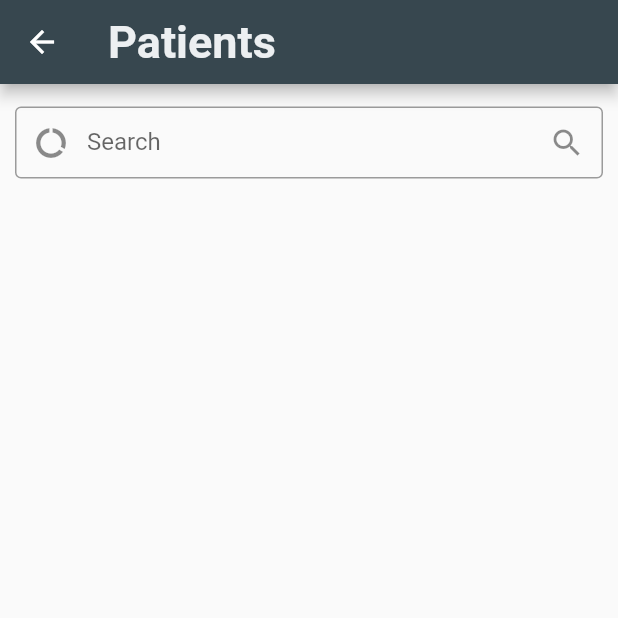
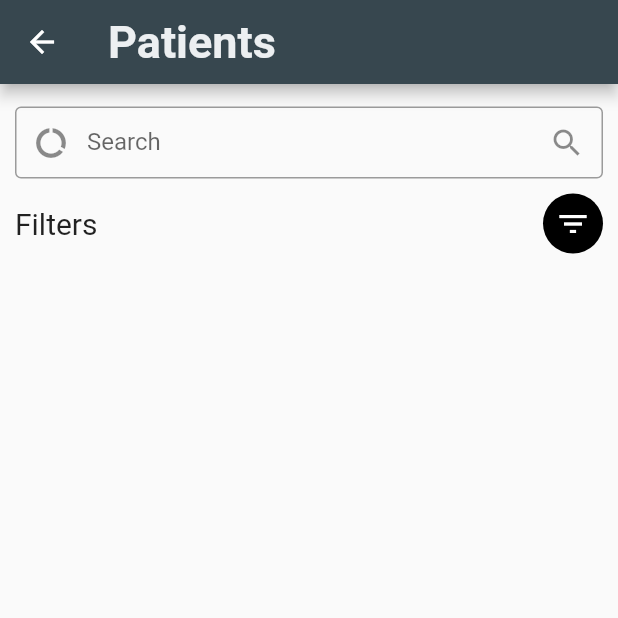
Before and after one commit to Abanoub-20180003/doctor_plus, a Flutter app: the searchScreen screen opened directly, on a phone screen of 412 x 824 dp, the top half of it. Run offline on Flutter 3.47's test engine with Material 2 defaults, Android fonts, the phone set to English and light mode, and no system bars; our stand-ins replace animated_notch_bottom_bar, awesome_bottom_bar, cloud_firestore, conditional_builder_null_safety, firebase_auth, firebase_core and 8 more; missing offline and left inert: bottom_sheet, drop_down_list, floating_navbar, flutter_floating_bottom_bar, flutter_share; accounts and stored records are empty.

Commit message:
add search filter

```diff
--- a/lib/View/Screens/SearchView/search_screen.dart
+++ b/lib/View/Screens/SearchView/search_screen.dart
@@ -1,7 +1,7 @@
-
 import 'package:conditional_builder_null_safety/conditional_builder_null_safety.dart';
 import 'package:doctor_plus/View/Layout/colors.dart';
 import 'package:doctor_plus/View/Layout/components/components.dart';
+import 'package:doctor_plus/View/Style/filter_dialog_botton.dart';
 import 'package:doctor_plus/View/Widgets/patient_card_title.dart';
 import 'package:flutter/material.dart';
 import 'package:flutter_bloc/flutter_bloc.dart';
@@ -12,88 +12,77 @@ import '../../../Model/patient.dart';
 import 'cubit/cubit.dart';
 import 'cubit/states.dart';
 
-
-
-
 class searchScreen extends StatelessWidget {
-
-
   Widget build(BuildContext context) {
     var formkey = GlobalKey<FormState>();
     var searchCon = TextEditingController();
 
-    return BlocProvider (
-     create: (BuildContext context)=> SearchCubit()..get_patients(),
-    child:BlocConsumer<SearchCubit,SearchStates>(
-          listener: (context,state){
-          },
-          builder: (context,state){
+    return BlocProvider(
+        create: (BuildContext context) => SearchCubit()..get_patients(),
+        child: BlocConsumer<SearchCubit, SearchStates>(
+          listener: (context, state) {},
+          builder: (context, state) {
             var cubit = SearchCubit.get(context);
             return ConditionalBuilder(
                 condition: true,
                 builder: (context) {
-              return  Scaffold(
-
+                  return Scaffold(
                     appBar: AppBar(
                       backgroundColor: defaultColor,
-                  title: Text('Patients', style: TextStyle(color: thirdColor ,fontSize: 30,fontWeight: FontWeight.bold),),),
+                      title: Text(
+                        'Patients',
+                        style: TextStyle(
+                            color: thirdColor,
+                            fontSize: 30,
+                            fontWeight: FontWeight.bold),
+                      ),
+                    ),
                     body: Form(
                       key: formkey,
                       child: Padding(
                         padding: const EdgeInsets.symmetric(horizontal: 10.0),
                         child: Expanded(
-                      child: Column(
+                          child: Column(children: [
+                            SizedBox(
+                              height: 15,
+                            ),
+                            searchInputField(searchCon, cubit),
+                            SizedBox(
+                              height: 10,
+                            ),
+                            Row(
                               children: [
-                             SizedBox(height: 15,),
-                            InputField (Controller:searchCon,
-                              onchange: (String text){
-                              print(text.length);
-                                if(text != null && text.length != 0)
-                                  {
-                                    cubit.search_product(search_text: searchCon.text);
-
-                                  }
-                                else if(text.length == 0 )
-                                  {
-                                    cubit.empty_search_product();
-                                    print('aho');
-                                  }
-
-                              },
-                              // onsumbit: (String text)
-                              // {
-                              //   // cubit.SearchProduct(text: text);
-                              // },
-                              type: TextInputType.text,
-                              validate:(value)
-                              {
-                                if(value== null || value == "")
-                                {
-                                  return "Search Value Must Be Not Empty";
-                                }
-                                return null;
-                              },
-                              Suffixicon: Icon(Icons.search)  ,
-                              functionSuffix: (){
-                              // cubit.SearchProduct(text: searchCon.text);
-
-                              },
-                              Icon:Icon(Icons.data_usage),
-                              text: 'Search',
+                                Text(
+                                  "Filters",
+                                  style: TextStyle(fontSize: 20),
                                 ),
-
-
-
-                            if(state is ShopLoadingGetPatientsState) LinearProgressIndicator(),
-
-                            if(state is ShopLoadingSearchProductState && cubit.get_data == true) LinearProgressIndicator(),
-
-                            SizedBox(height: 10,),
-                            if((state is ShopSuccessSearchProductState && cubit.search_List.length !=0 && cubit.get_data == true) || state is ShopSuccessGetPatientsState || state is ShopSuccessemptySearchProductState) Expanded(
+                                Spacer(),
+                                FilterDialogBotton()
+                              ],
+                            ),
+                            if (state is ShopLoadingGetPatientsState)
+                              LinearProgressIndicator(),
+                            if (state is ShopLoadingSearchProductState &&
+                                cubit.get_data == true)
+                              LinearProgressIndicator(),
+                            SizedBox(
+                              height: 10,
+                            ),
+                            if ((state is ShopSuccessSearchProductState &&
+                                    cubit.search_List.length != 0 &&
+                                    cubit.get_data == true) ||
+                                state is ShopSuccessGetPatientsState ||
+                                state is ShopSuccessemptySearchProductState)
+                              Expanded(
                                 child: ListView.separated(
                                     itemCount: cubit.search_List.length,
-                                  separatorBuilder: (BuildContext context, int index) => SizedBox(height: 5,),
-                                  itemBuilder: (BuildContext context, int index) {
+                                    separatorBuilder:
+                                        (BuildContext context, int index) =>
+                                            SizedBox(
+                                              height: 5,
+                                            ),
+                                    itemBuilder:
+                                        (BuildContext context, int index) {
                                       Patient data = cubit.search_List[index];
                                       return Card(
                                         color: thirdColor,
@@ -103,37 +92,68 @@ class searchScreen extends StatelessWidget {
                                             Container(
                                               child: cardTitle(data, context),
                                             ),
-                                          SizedBox(height: 10,),
+                                            SizedBox(
+                                              height: 10,
+                                            ),
                                           ],
                                         ),
                                       );
                                     }),
                               ),
-
-                            if(state is ShopSuccessSearchProductState && cubit.search_List.length ==0 && cubit.get_data == true)Expanded(
+                            if (state is ShopSuccessSearchProductState &&
+                                cubit.search_List.length == 0 &&
+                                cubit.get_data == true)
+                              Expanded(
                                 child: Center(
                                     child: Image(
                                   image: AssetImage('Assets/images/404.gif'),
                                 )),
                               ),
-
-
-
-                            if(cubit.get_data == false)LinearProgressIndicator(),
-
-                                      ]
-                        ),
+                            if (cubit.get_data == false)
+                              LinearProgressIndicator(),
+                          ]),
                         ),
                       ),
                     ),
                   );
                 },
-                fallback: (context)=>Center(child: CircularProgressIndicator()));
+                fallback: (context) =>
+                    Center(child: CircularProgressIndicator()));
           },
         ));
   }
 
-
+  Widget searchInputField(TextEditingController searchCon, SearchCubit cubit) {
+    return InputField(
+      Controller: searchCon,
+      onchange: (String text) {
+        print(text.length);
+        if (text != null && text.length != 0) {
+          cubit.search_product(search_text: searchCon.text);
+        } else if (text.length == 0) {
+          cubit.empty_search_product();
+          print('aho');
+        }
+      },
+      // onsumbit: (String text)
+      // {
+      //   // cubit.SearchProduct(text: text);
+      // },
+      type: TextInputType.text,
+      validate: (value) {
+        if (value == null || value == "") {
+          return "Search Value Must Be Not Empty";
+        }
+        return null;
+      },
+      Suffixicon: Icon(Icons.search),
+      functionSuffix: () {
+        // cubit.SearchProduct(text: searchCon.text);
+      },
+      Icon: Icon(Icons.data_usage),
+      text: 'Search',
+    );
+  }
 
   // Widget SearchPageBulider(Product_search_get favData ,context) => MaterialButton(
   //   onPressed: (){
@@ -190,6 +210,4 @@ class searchScreen extends StatelessWidget {
   //   ),
   // );
   //
-
-
 }
--- /dev/null
+++ b/lib/View/Style/filter_dialog_botton.dart
@@ -0,0 +1,20 @@
+import 'package:doctor_plus/View/Style/color_manager.dart';
+import 'package:doctor_plus/View/Widgets/filter_dialog.dart';
+import 'package:flutter/material.dart';
+
+class FilterDialogBotton extends StatelessWidget {
+  const FilterDialogBotton({super.key});
+
+  @override
+  Widget build(BuildContext context) {
+    return InkWell(
+      onTap: () {
+        showDialog(context: context, builder: (context) => FilterDialog());
+      },
+      child: const CircleAvatar(
+        backgroundColor: Colors.black,
+        child: Icon(Icons.filter_list, color: Colors.white),
+      ),
+    );
+  }
+}
```
Also changed, not shown: lib/View/Layout/components/components.dart (+190 -173 lines), lib/View/Widgets/filter_dialog.dart (added, +162 -0 lines), pubspec.lock, 1 other file. Lines whose indentation alone changed are shown as unchanged.
